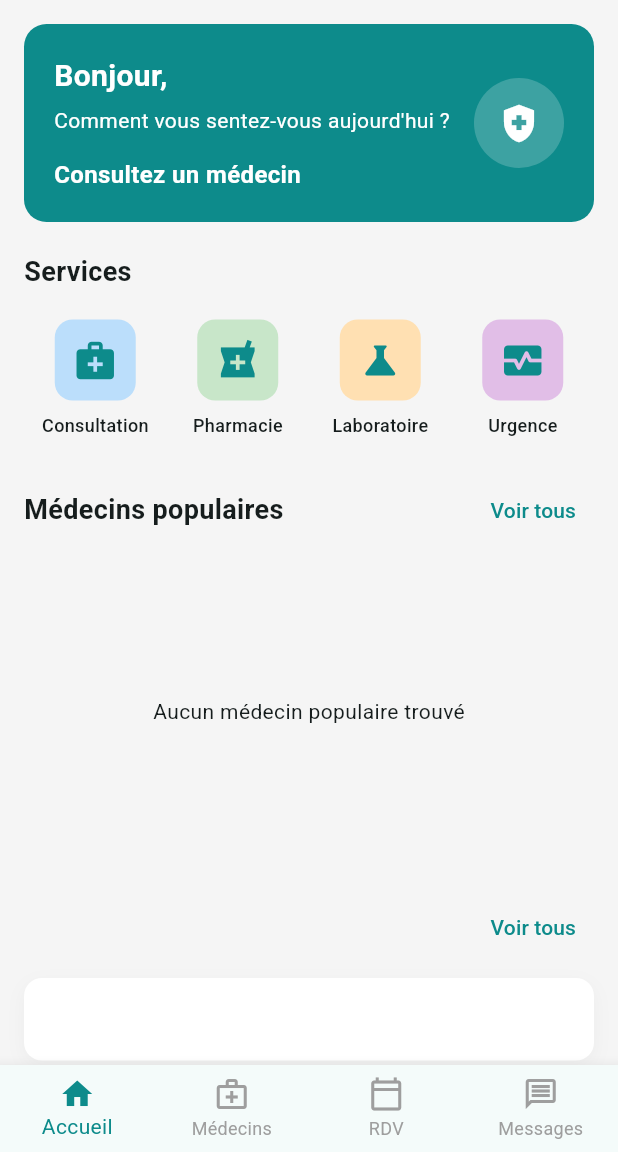
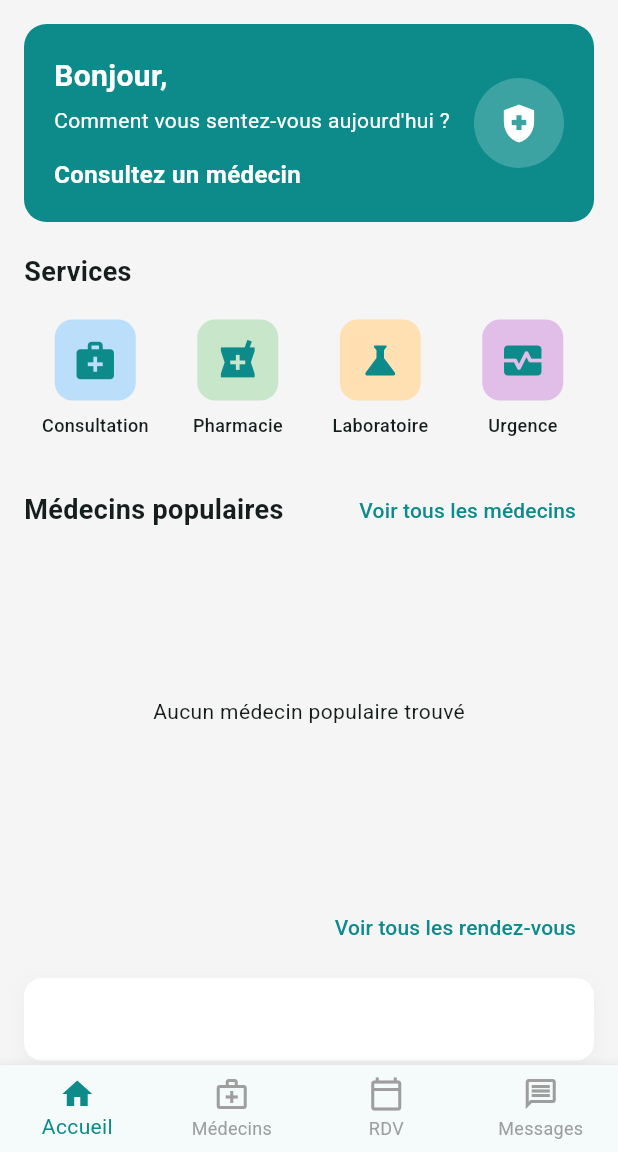
Before and after one commit to CHEIF03/AloDo0c, a Flutter app: the HomeScreen screen opened by its route, on a phone screen of 412 x 824 dp, the part 84-1236 px from its top. Run offline on Flutter 3.47's test engine with Material 3 defaults, Android fonts, the light colour scheme and no system bars; our stand-ins replace cloud_firestore, firebase_auth, firebase_core, font_awesome_flutter, google_sign_in, share_plus and 2 more; missing offline and left inert: maps_launcher; accounts and stored records are empty.

Commit message:
add the final commit

```diff
--- a/lib/screens/home_screen.dart
+++ b/lib/screens/home_screen.dart
@@ -277,7 +277,7 @@ class HomeTab extends StatelessWidget {
                   );
                 },
                 child: const Text(
-                  'Voir tous',
+                  'Voir tous les médecins',
                   style: TextStyle(
                     color: Color(0xFF0D8B8B),
                   ),
@@ -527,7 +527,7 @@ class HomeTab extends StatelessWidget {
                   );
                 },
                 child: const Text(
-                  'Voir tous',
+                  'Voir tous les rendez-vous',
                   style: TextStyle(
                     color: Color(0xFF0D8B8B),
                   ),
```
